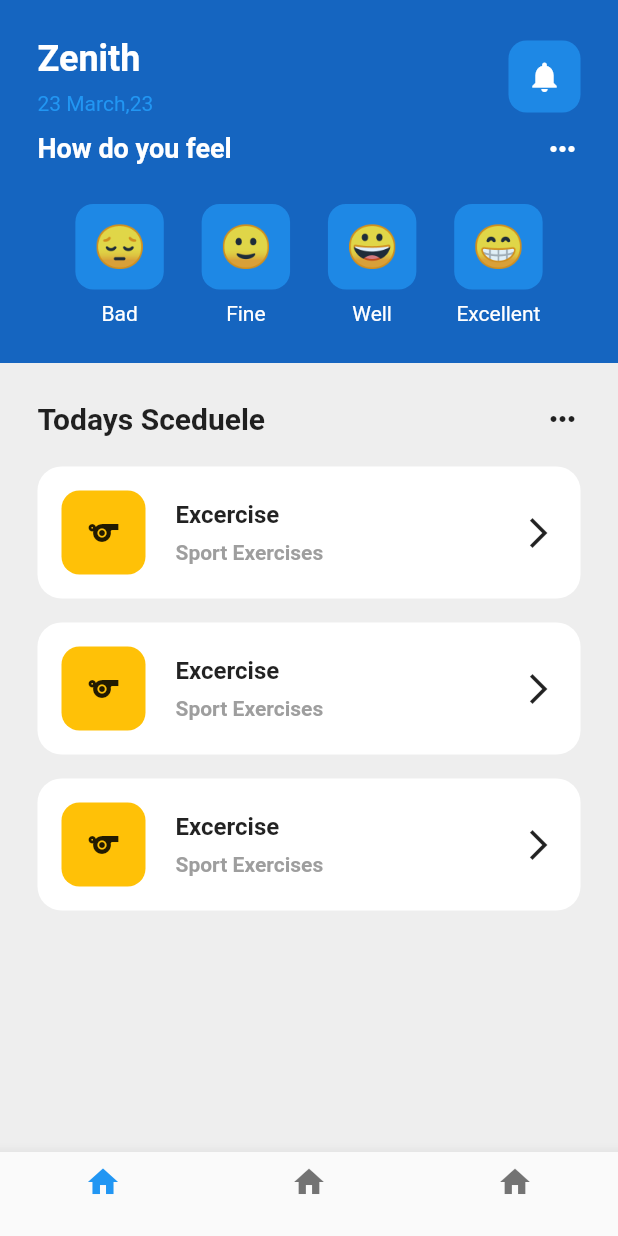
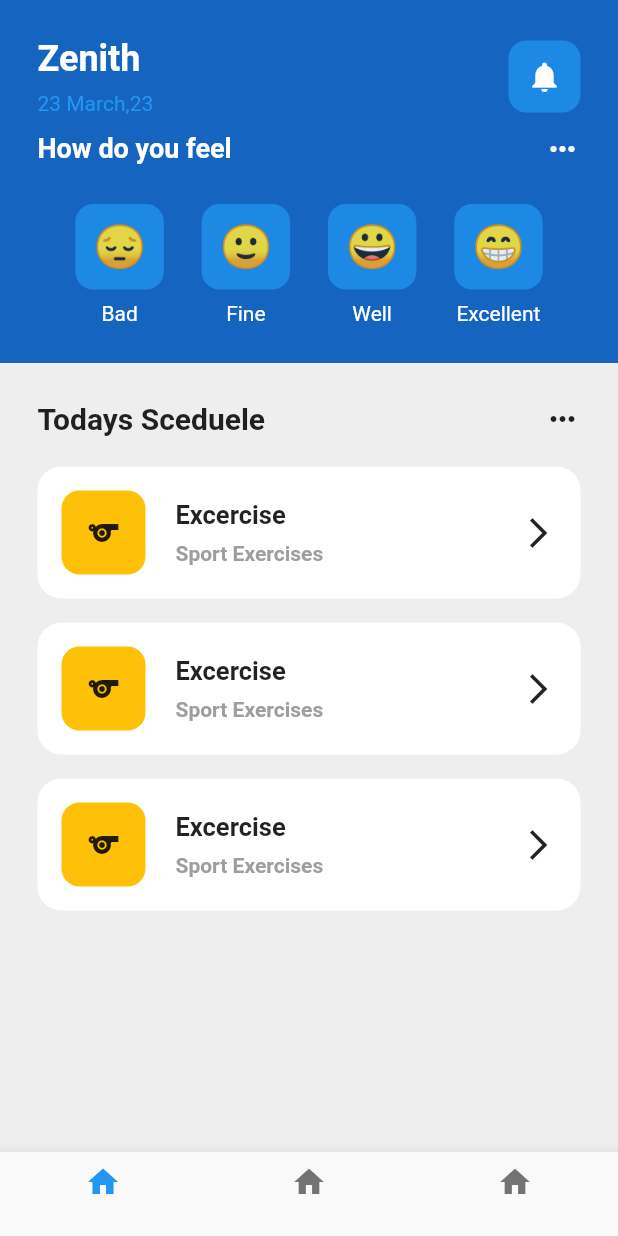
Before and after one commit to abhyas132/Zenith, a Flutter app: the screen it shows after launch, on a phone screen of 412 x 824 dp. Run offline on Flutter 3.47's test engine with Material 2 defaults, Android fonts, the phone set to English and light mode, and no system bars.

Commit message:
home screen

```diff
--- a/frontend/flutter/lib/utils/excercise_tile.dart
+++ b/frontend/flutter/lib/utils/excercise_tile.dart
@@ -33,7 +33,7 @@ class tile extends StatelessWidget {
                     Text(
                       'Excercise',
                       style:
-                          TextStyle(fontWeight: FontWeight.bold, fontSize: 16),
+                          TextStyle(fontWeight: FontWeight.bold, fontSize: 17),
                     ),
                     SizedBox(
                       height: 8,
```
